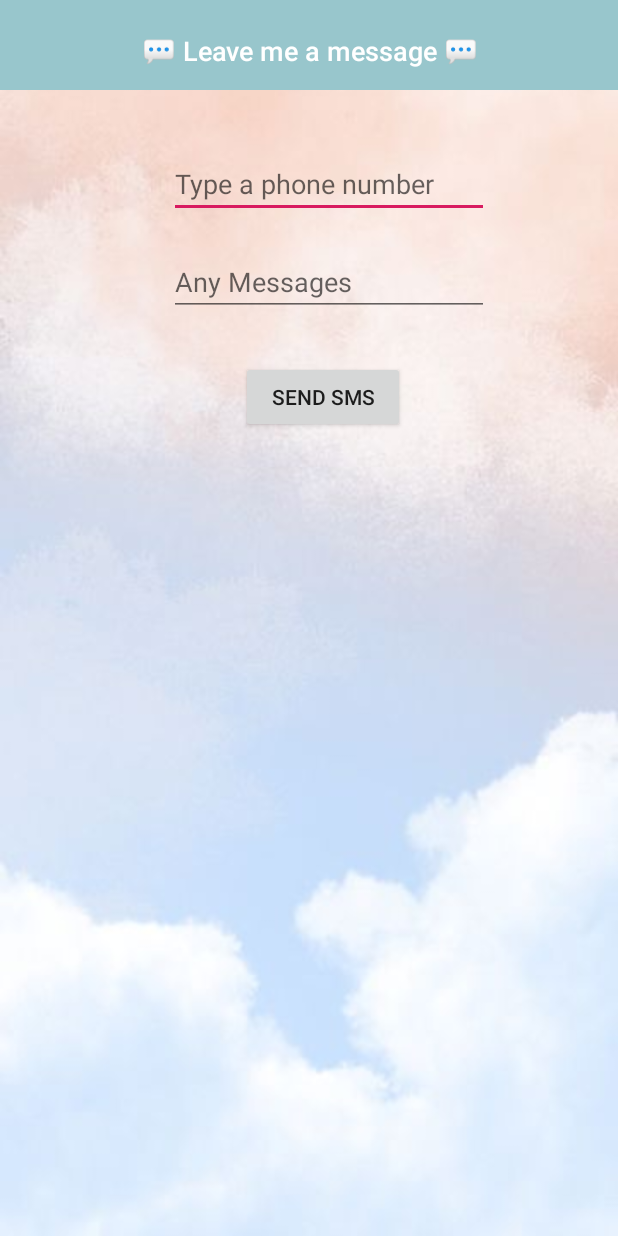
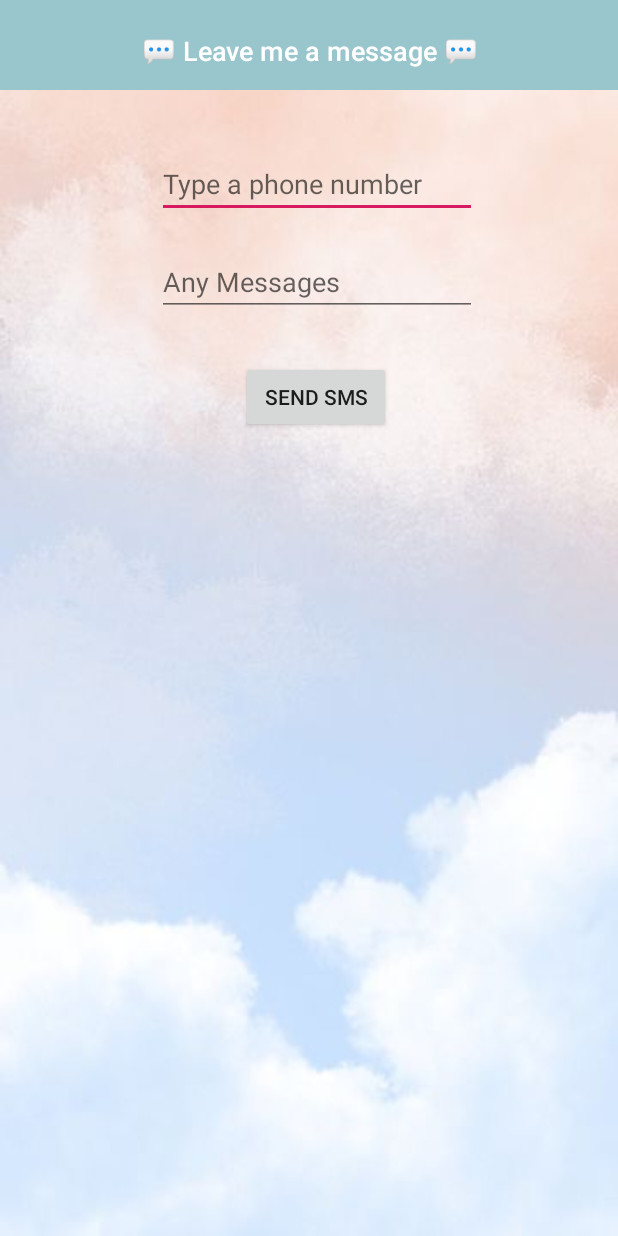
Before and after one commit to GiselleYen/CAT-Project, an Android app: the SendMessage screen opened directly, with no data from a screen before it, on a phone screen of 412 x 824 dp. Run offline under Robolectric (Android 15) with nearby library versions, the phone set to English and light mode, and no system bars.

Commit message:
QianHui design update

```diff
--- a/app/src/main/res/layout/activity_send_message.xml
+++ b/app/src/main/res/layout/activity_send_message.xml
@@ -41,7 +41,7 @@
             android:id="@+id/editTextNumber"
             android:layout_width="wrap_content"
             android:layout_height="wrap_content"
-            android:layout_marginStart="97dp"
+            android:layout_marginStart="89dp"
             android:layout_marginLeft="100dp"
             android:layout_marginTop="100dp"
             android:layout_marginEnd="50dp"
@@ -55,7 +55,7 @@
             android:id="@+id/editTextTextMessage"
             android:layout_width="wrap_content"
             android:layout_height="wrap_content"
-            android:layout_marginStart="97dp"
+            android:layout_marginStart="89dp"
             android:layout_marginLeft="100dp"
             android:layout_marginTop="20dp"
             android:layout_marginBottom="0dp"
@@ -67,7 +67,7 @@
 
         <Button
             android:id="@+id/button"
-            android:layout_width="109dp"
+            android:layout_width="100dp"
             android:layout_height="wrap_content"
             android:layout_marginStart="145dp"
             android:layout_marginLeft="150dp"
```
